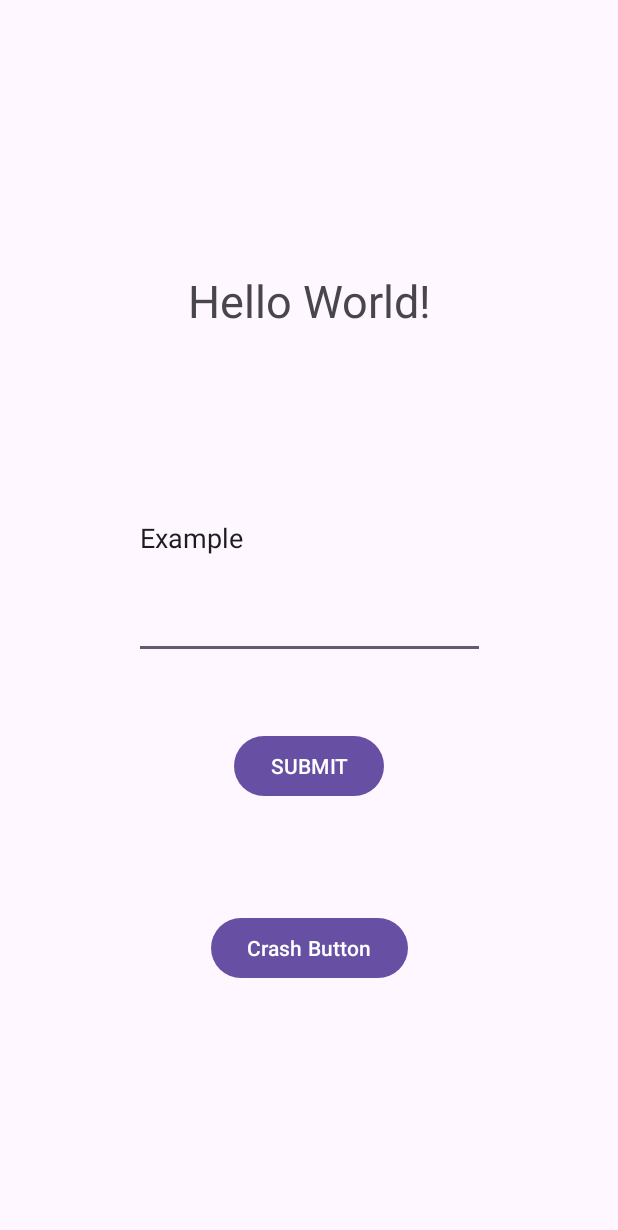
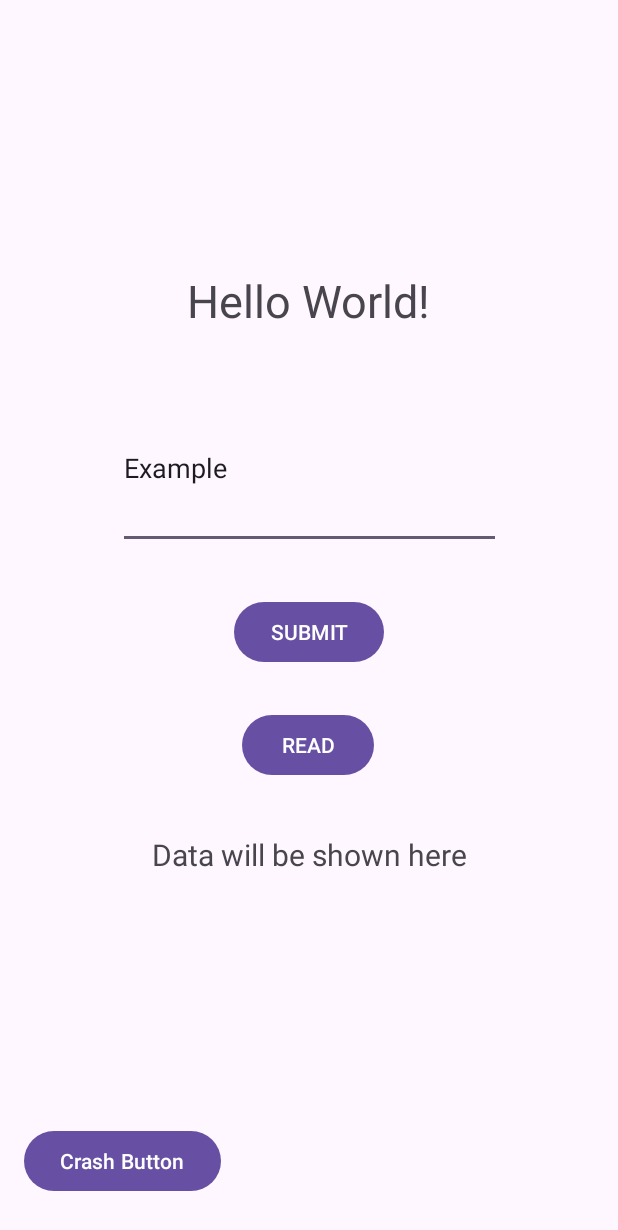
Before and after one commit to femtelemetry/FEM21App, an Android app: the screen it shows after launch (MainActivity), after a tap on "SUBMIT", on a phone screen of 412 x 824 dp. Shown: the top 1230 px of the screen. Run offline under Robolectric (Android 15) with nearby library versions, the phone set to English and light mode, and no system bars; our stand-ins replace Firebase (no records; nobody signed in at launch, a user with empty details on screens opened directly).

Commit message:
Now we have Cloud FireStore Database as well, which is the one I prefer than Realtime database. I finished most of the setups for using database. The data are labelled using timestamps, stored inside folder named by date. Ready for next step (Visualization)

```diff
--- a/app/build.gradle.kts
+++ b/app/build.gradle.kts
@@ -36,7 +36,6 @@ android {
 dependencies {
 
     implementation("androidx.appcompat:appcompat:1.6.1")
-    implementation("io.embrace:embrace-android-sdk:6.5.0") //just added by Wee
 
     // Import the Firebase BoM
     implementation(platform("com.google.firebase:firebase-bom:32.8.0"))
--- a/app/src/main/embrace-config.json
+++ b/app/src/main/embrace-config.json
@@ -1,5 +1,5 @@
 {
   "app_id": "fQrBA",
   "api_token": "6b9205ebf74a412f80f2dece771cdd54",
-  "ndk_enabled": false
+  "ndk_enabled": true
 }
--- a/app/src/main/java/com/example/fem21application/MainActivity.java
+++ b/app/src/main/java/com/example/fem21application/MainActivity.java
@@ -1,4 +1,8 @@
 package com.example.fem21application;
+
+import static java.text.DateFormat.DATE_FIELD;
+import static java.text.DateFormat.getDateInstance;
+import static java.text.DateFormat.getTimeInstance;
 
 import android.os.Bundle;
 import android.util.Log;
@@ -15,13 +19,28 @@ import com.google.firebase.database.DatabaseError;
 import com.google.firebase.database.DatabaseReference;
 import com.google.firebase.database.FirebaseDatabase;
 import com.google.firebase.database.ValueEventListener;
+import com.google.firebase.firestore.FirebaseFirestore;
+import com.google.firebase.firestore.QueryDocumentSnapshot;
+import com.google.firebase.firestore.SetOptions;
 
-import java.util.concurrent.atomic.AtomicInteger;
+import java.text.DateFormat;
+import java.text.SimpleDateFormat;
+import java.time.LocalDate;
+import java.util.Date;
+import java.util.HashMap;
+import java.util.Locale;
+import java.util.Map;
 
 public class MainActivity extends AppCompatActivity {
-    String title = "FEM21App data";
-    String folder1 = "folder 1";
-    int key = 1;
+    String title = "FEM21App data"; //Title of a directory [Realtime database]
+    String folder1 = "folder 1"; //Title of a folder inside the directory [Realtime database]
+    String collectionPath = title; //Title of a collection [Cloud FireStore database]
+    String documentPath = "test"; //Title of document inside a collection [Cloud FireStore database]
+    String TAG = "cloud";
+    FirebaseFirestore db = FirebaseFirestore.getInstance(); //Connect to Cloud FireStore.
+    FirebaseDatabase database = FirebaseDatabase.getInstance("https://fem21app-f43ef-default-rtdb.asia-southeast1.firebasedatabase.app/"); //connect to the Realtime Database
+    String date = new SimpleDateFormat("yyyy-MM-dd", Locale.getDefault()).format(new Date()); // Create a SimpleDateFormat object with the desired date format
+
     @Override
     protected void onCreate(Bundle savedInstanceState) {
         super.onCreate(savedInstanceState);
@@ -29,7 +48,7 @@ public class MainActivity extends AppCompatActivity {
         //TODO:Define 3 types of variables and initialize (e.g. view, status, flags): How to format?
         //TODO: Weerawit test
 
-        //For Firebase
+        //For Firebase analytics
         FirebaseAnalytics mFirebaseAnalytics = FirebaseAnalytics.getInstance(this); //Google Analytics (Firebase) for logging specific events
 
         setContentView(R.layout.activity_main); //sets the initial layout to "activity_main.xml"
@@ -37,37 +56,32 @@ public class MainActivity extends AppCompatActivity {
 
         getWindow().addFlags(WindowManager.LayoutParams.FLAG_KEEP_SCREEN_ON); //keeps screen on
 
-        // Write a message to the database
-        FirebaseDatabase database = FirebaseDatabase.getInstance("https://fem21app-default-rtdb.asia-southeast1.firebasedatabase.app/");
-        //database.setPersistenceEnabled(true);
-
-        DatabaseReference myRef = database.getReference(title).child(folder1);
-
+        //To submit any input text to the databases
         Button submitButton = findViewById(R.id.SubmitButton);
         EditText textbox = findViewById(R.id.TextBox);
         submitButton.setOnClickListener(v -> {
+
+            String time = new SimpleDateFormat("HH:mm:ss", Locale.getDefault()).format(new Date()); //Use timestamp as keys
+
             String text = textbox.getText().toString();
-            // Write a message to the database
-            myRef.child("key" + key).setValue(text);
-            key++;
+
+            // Write a message to the Realtime database (RealFireStore) and Cloud database (CloudFireStore)
+            RealFireStore(date, time, text);  //type of stored data can be anything simple.
+
+            Map<String, Object> data = new HashMap<>();  //For Cloud Firebase, the data needs to be of HashMap.
+            data.put(time, text);
+            CloudFireStore(date, data);
         });
 
+        //TextView Textbox = findViewById(R.id.TextBox2);
 
-        // Read from the database
-        myRef.child(folder1).addValueEventListener(new ValueEventListener() {
-            @Override
-            public void onDataChange(@NonNull DataSnapshot dataSnapshot) {
-                // This method is called once with the initial value and again
-                // whenever data at this location is updated.
-                String value = dataSnapshot.getValue(String.class);
-                Log.d("database", "Value is: " + value);
-            }
+        //To read data stored in databases
+        Button readButton = findViewById(R.id.ReadButton);
+        readButton.setOnClickListener(v -> {
 
-            @Override
-            public void onCancelled(@NonNull DatabaseError error) {
-                // Failed to read value
-                Log.w("database", "Failed to read value.", error.toException());
-            }
+            //Read everything in the Realtime database (RealFireStore) and Cloud database (CloudFireStore)
+            //RealFireRead(date);
+            CloudFireRead();
         });
 
         Button crashButton = findViewById(R.id.CrashButton);
@@ -89,9 +103,76 @@ public class MainActivity extends AppCompatActivity {
 
     //on Destroy
     //on Click
-    //on Acitivty result
+    //on Activity result
 
     //showMessage
-    //"RefindId"
+    //"Refind Id"
     //handler
+
+
+    //Store data to Realtime Database
+    private void RealFireStore(String folder,String key, Object data){
+        // Write a message to the database
+        DatabaseReference myRef = database.getReference(title).child(folder);
+        myRef.child(key).setValue(data);
+    }
+
+    //TODO: Fix RealFireRead
+    //Detect any change in Realtime database
+    private void RealFireRead(String folder){
+        // Read from the database
+        DatabaseReference myRef = database.getReference(title);
+        myRef.addValueEventListener(new ValueEventListener() {
+            @Override
+            public void onDataChange(@NonNull DataSnapshot dataSnapshot) {
+                // This method is called once with the initial value and again
+                // whenever data at this location is updated.
+                String value = dataSnapshot.getValue(String.class);
+                Log.d("database", "Value is: " + value);
+            }
+
+            @Override
+            public void onCancelled(@NonNull DatabaseError error) {
+                // Failed to read value
+                Log.w("database", "Failed to read value.", error.toException());
+            }
+
+        });
+    }
+
+    private void CloudFireStore(String documentPath, Object data){
+/*
+        //Add a new document (equivalent to a file) with a generated ID under "Test collection" collection (equivalent to folder)
+        db.collection("Test collection")
+                .add(data)
+                .addOnSuccessListener(documentReference -> {
+                        Log.d(TAG, "DocumentSnapshot added with ID: " + documentReference.getId());
+                })
+                .addOnFailureListener(e -> {
+                        Log.w(TAG, "Error adding document", e);
+                });
+ */
+
+
+        //Add a new field (equivalent to data to be stored inside a document) to a specific document in the collection.
+        db.collection(collectionPath).document(documentPath)
+                .set(data, SetOptions.merge()) //This specifies the need for merging new data to an existing document, if do not want use: .set(data) ,this will overwrite the existing document.
+                .addOnSuccessListener(aVoid -> Log.d(TAG, "DocumentSnapshot successfully written!"))
+                .addOnFailureListener(e -> Log.w(TAG, "Error writing document", e));
+    }
+
+    private void CloudFireRead() {
+        db.collection(collectionPath)
+                .get()
+                .addOnCompleteListener(task -> {
+                    if (task.isSuccessful()) {
+                        for (QueryDocumentSnapshot document : task.getResult()) {
+                            Log.d(TAG, document.getId() + " => " + document.getData());
+                            //Textbox.setText((CharSequence) document.getData());
+                        }
+                    } else {
+                        Log.w(TAG, "Error getting documents.", task.getException());
+                    }
+                });
+    }
 }
--- a/app/src/main/res/layout/activity_main.xml
+++ b/app/src/main/res/layout/activity_main.xml
@@ -10,23 +10,23 @@
         android:id="@+id/textView"
         android:layout_width="wrap_content"
         android:layout_height="wrap_content"
-        android:layout_marginStart="36dp"
         android:layout_marginTop="180dp"
-        android:layout_marginBottom="57dp"
+        android:layout_marginBottom="38dp"
         android:text="Hello World!"
-        android:textSize="30dp"
+        android:textSize="30sp"
         app:layout_constraintBottom_toTopOf="@+id/TextBox"
-        app:layout_constraintStart_toStartOf="@+id/TextBox"
+        app:layout_constraintEnd_toEndOf="parent"
+        app:layout_constraintStart_toStartOf="parent"
         app:layout_constraintTop_toTopOf="parent" />
 
     <EditText
         android:id="@+id/TextBox"
-        android:layout_width="234dp"
+        android:layout_width="255dp"
         android:layout_height="0dp"
-        android:layout_marginBottom="47dp"
+        android:layout_marginBottom="190dp"
         android:hint="Put anything Here!"
         android:text="Example"
-        app:layout_constraintBottom_toTopOf="@+id/SubmitButton"
+        app:layout_constraintBottom_toTopOf="@+id/TextBox2"
         app:layout_constraintEnd_toEndOf="parent"
         app:layout_constraintStart_toStartOf="parent"
         app:layout_constraintTop_toBottomOf="@+id/textView" />
@@ -35,23 +35,50 @@
         android:id="@+id/SubmitButton"
         android:layout_width="wrap_content"
         android:layout_height="wrap_content"
-        android:layout_marginBottom="73dp"
+        android:layout_marginTop="397dp"
+        android:layout_marginBottom="27dp"
         android:text="SUBMIT"
-        app:layout_constraintBottom_toTopOf="@+id/CrashButton"
+        app:layout_constraintBottom_toTopOf="@+id/ReadButton"
         app:layout_constraintEnd_toEndOf="parent"
         app:layout_constraintStart_toStartOf="parent"
-        app:layout_constraintTop_toBottomOf="@+id/TextBox" />
+        app:layout_constraintTop_toTopOf="parent" />
 
     <Button
         android:id="@+id/CrashButton"
         android:layout_width="wrap_content"
         android:layout_height="wrap_content"
-        android:layout_marginBottom="168dp"
+        android:layout_marginStart="16dp"
+        android:layout_marginBottom="16dp"
         android:text="Crash Button"
+        app:layout_constraintBottom_toBottomOf="parent"
+        app:layout_constraintStart_toStartOf="parent"
+        app:layout_constraintTop_toBottomOf="@+id/TextBox2" />
+
+    <Button
+        android:id="@+id/ReadButton"
+        android:layout_width="wrap_content"
+        android:layout_height="wrap_content"
+        android:layout_marginStart="5dp"
+        android:layout_marginBottom="35dp"
+        android:text="READ"
+        app:layout_constraintBottom_toTopOf="@+id/TextBox2"
+        app:layout_constraintStart_toStartOf="@+id/SubmitButton"
+        app:layout_constraintTop_toBottomOf="@+id/SubmitButton" />
+
+    <TextView
+        android:id="@+id/TextBox2"
+        android:layout_width="0dp"
+        android:layout_height="0dp"
+        android:layout_marginStart="36dp"
+        android:layout_marginEnd="36dp"
+        android:layout_marginBottom="84dp"
+        android:text="Data will be shown here"
+        android:textAlignment="center"
+        android:textSize="20sp"
         app:layout_constraintBottom_toBottomOf="parent"
         app:layout_constraintEnd_toEndOf="parent"
         app:layout_constraintStart_toStartOf="parent"
-        app:layout_constraintTop_toBottomOf="@+id/SubmitButton" />
+        app:layout_constraintTop_toBottomOf="@+id/ReadButton" />
 
 
 </androidx.constraintlayout.widget.ConstraintLayout>
--- a/build.gradle.kts
+++ b/build.gradle.kts
@@ -12,7 +12,6 @@ buildscript {
     }
 
     dependencies {
-        classpath("io.embrace:embrace-swazzler:6.5.0")
         classpath("com.google.gms:google-services:4.4.1")
         classpath("com.android.tools.build:gradle:8.1.4")
         classpath("com.google.firebase:firebase-crashlytics-gradle:2.9.9")
```
Also changed, not shown: 1 other file.
